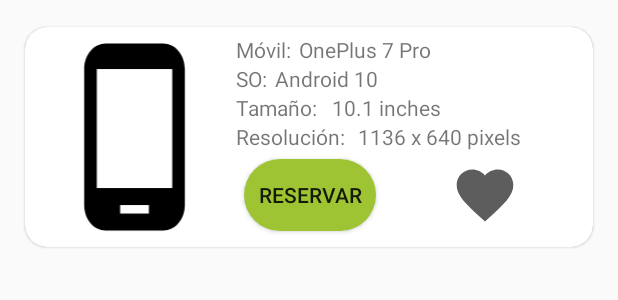
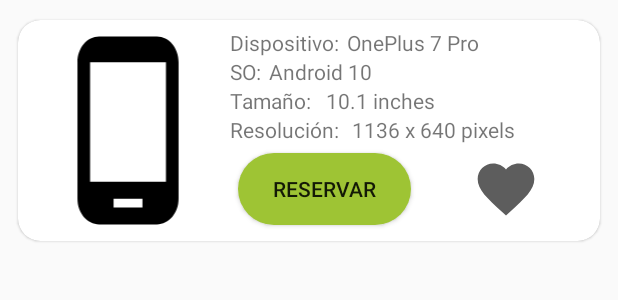
Before and after one commit to jjlii/MDM, an Android app: the layout dispositivos_items.xml on its own in the app's theme, with its tools: preview values and no code run, on a phone screen of 412 x 824 dp. Shown: the top 300 px of the screen. Run offline under Robolectric (Android 15) with nearby library versions, the phone set to English and light mode, and no system bars.

```diff
--- a/app/src/main/res/layout/dispositivos_items.xml
+++ b/app/src/main/res/layout/dispositivos_items.xml
@@ -4,7 +4,7 @@
     android:orientation="vertical"
     android:layout_width="match_parent"
     android:layout_height="wrap_content"
-    android:layout_margin="10dp">
+    android:layout_margin="5dp">
 
 
     <com.google.android.material.card.MaterialCardView
@@ -23,13 +23,28 @@
             android:layout_height="match_parent"
             android:layout_margin="5dp">
 
+            <androidx.constraintlayout.widget.Guideline
+                android:id="@+id/gl_dispositivos_items"
+                android:layout_width="wrap_content"
+                android:layout_height="wrap_content"
+                android:orientation="horizontal"
+                app:layout_constraintGuide_percent="0.57"
+                />
+            <androidx.constraintlayout.widget.Guideline
+                android:id="@+id/gl_dispositivos_items2"
+                android:layout_width="wrap_content"
+                android:layout_height="wrap_content"
+                android:orientation="vertical"
+                app:layout_constraintGuide_percent="0.36"
+                />
             <ImageView
                 android:id="@+id/iv_foto_dispositivo"
-                android:layout_width="135dp"
+                android:layout_width="0dp"
                 android:layout_height="0dp"
                 app:layout_constraintTop_toTopOf="parent"
                 app:layout_constraintBottom_toBottomOf="parent"
                 app:layout_constraintStart_toStartOf="parent"
+                app:layout_constraintEnd_toStartOf="@id/gl_dispositivos_items2"
                 android:src="@drawable/ic_phone_android_black_24dp"
                 />
 
@@ -163,10 +178,10 @@
 
             <Button
                 android:id="@+id/btn_reservar"
-                android:layout_width="wrap_content"
+                android:layout_width="0dp"
                 android:layout_height="wrap_content"
                 android:layout_margin="5dp"
-                app:layout_constraintTop_toBottomOf="@id/tv_screen_r"
+                app:layout_constraintTop_toBottomOf="@id/gl_dispositivos_items"
                 app:layout_constraintBottom_toBottomOf="parent"
                 app:layout_constraintStart_toEndOf="@id/iv_foto_dispositivo"
                 app:layout_constraintEnd_toStartOf="@id/imageButton"
--- a/app/src/main/res/values/strings.xml
+++ b/app/src/main/res/values/strings.xml
@@ -13,7 +13,7 @@
     <string name="reservar">RESERVAR</string>
     <string name="so">SO:</string>
     <string name="fecha_fin">Fecha fin:</string>
-    <string name="m_vil">Móvil:</string>
+    <string name="m_vil">Dispositivo:</string>
     <string name="boton_like">Boton like</string>
     <string name="tama_o_pantalla">Tamaño:</string>
 </resources>
--- a/build.gradle
+++ b/build.gradle
@@ -11,6 +11,7 @@ buildscript {
         classpath 'com.android.tools.build:gradle:3.5.0'
         classpath "org.jetbrains.kotlin:kotlin-gradle-plugin:$kotlin_version"
         classpath 'com.google.gms:google-services:4.3.2'
+        classpath "androidx.navigation:navigation-safe-args-gradle-plugin:2.1.0"
         // NOTE: Do not place your application dependencies here; they belong
         // in the individual module build.gradle files
     }
--- a/data/build.gradle
+++ b/data/build.gradle
@@ -47,4 +47,9 @@ dependencies {
     testImplementation 'junit:junit:4.12'
     androidTestImplementation 'androidx.test:runner:1.2.0'
     androidTestImplementation 'androidx.test.espresso:espresso-core:3.2.0'
+
+    //Retrofit
+    implementation 'com.squareup.retrofit2:retrofit:2.6.1'
+    implementation 'com.google.code.gson:gson:2.8.5'
+    implementation 'com.squareup.retrofit2:converter-gson:2.6.1'
 }
--- a/data/src/main/java/com/example/data/retrofit/DevicesRetrofit.kt
+++ b/data/src/main/java/com/example/data/retrofit/DevicesRetrofit.kt
@@ -7,7 +7,7 @@ import retrofit2.http.GET
 
 interface DevicesRetrofit {
 
-    @GET("getAllDevices")
+    @GET("devices")
     suspend fun getAllDevices(): Response<List<DevicesResponse>>
 
 }
```
Also changed, not shown: app/build.gradle (+8 -0 lines), domain/src/main/java/com/example/domain/IntegerValue.kt (deleted, +0 -8 lines), domain/src/main/java/com/example/domain/StringValue.kt (deleted, +0 -8 lines).
